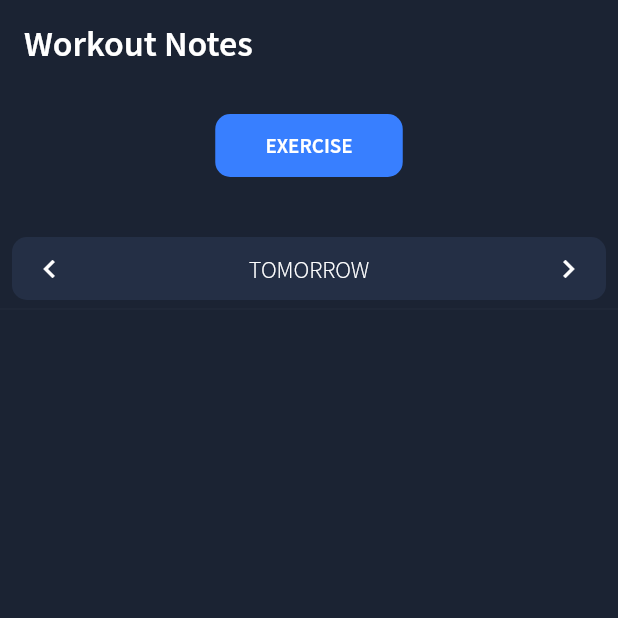
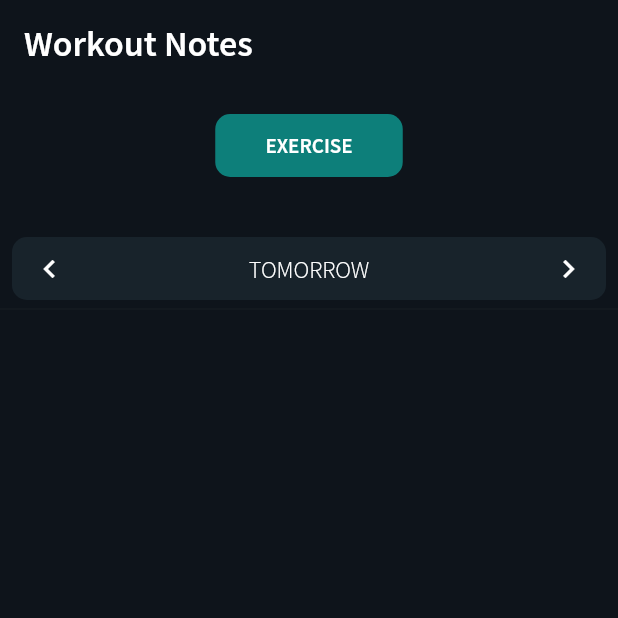
Before and after one commit to art1-si/wrk-release, a Flutter app: the screen it shows once a user with an empty profile is signed in, after a tap on the "keyboard arrow right" icon, on a phone screen of 412 x 824 dp, the top half of it. Run offline on Flutter 3.47's test engine with Material 2 defaults, Android fonts, the light colour scheme and no system bars; our stand-ins replace cloud_firestore, firebase_auth, firebase_core, flutter_riverpod, freezed_annotation, grouped_list and 1 more; missing offline and left inert: email_password_sign_in_ui; accounts and stored records are empty.

Commit message:
backdrop-with-new-theme

```diff
--- a/lib/screens/exercises_selector/type_selector_page.dart
+++ b/lib/screens/exercises_selector/type_selector_page.dart
@@ -17,7 +17,6 @@ class TypeSelectorPage extends StatelessWidget {
           style: Theme.of(context).textTheme.headline4,
         ),
       ),
-      body: ExerciseTileWidget(),
     );
   }
 }
--- a/lib/screens/exercises_selector/widget/animated_tile.dart
+++ b/lib/screens/exercises_selector/widget/animated_tile.dart
@@ -57,9 +57,6 @@ class _AnimatedTileState extends State<AnimatedTile>
     return FadeTransition(
       opacity: _offsetAnimation,
       child: Container(
-        decoration: BoxDecoration(
-          color: Theme.of(context).primaryColor,
-        ),
         child: Column(
           children: [
             ListTile(
--- /dev/null
+++ b/lib/screens/exercises_selector/widget/exercise_list_tile.dart
@@ -0,0 +1,128 @@
+import 'package:flutter/material.dart';
+import 'package:flutter_riverpod/flutter_riverpod.dart';
+import 'package:workout_notes_app/data_models/exercise.dart';
+import 'package:workout_notes_app/data_models/group_by_model.dart';
+import 'package:workout_notes_app/screens/exercises_selector/widget/animated_tile.dart';
+import 'package:workout_notes_app/screens/new_entry_page/add_exercise_to_log.dart';
+import 'package:workout_notes_app/screens/new_entry_page/services/add_exercise_log_page_view_model.dart';
+
+class ExerciseListTile extends ConsumerWidget {
+  static Widget create(BuildContext context,
+      {required List<GroupByModel<Exercise>> data}) {
+    print("exerciseListTile.create is working");
+    return ExerciseListTile(data: data);
+  }
+
+  const ExerciseListTile({Key? key, required this.data}) : super(key: key);
+  final List<GroupByModel<Exercise>> data;
+
+  @override
+  Widget build(BuildContext context, ScopedReader watch) {
+    final exercises = watch(addExerciseLogProvider);
+
+    if (exercises.selectedExercises != null) {
+      return Column(
+        children: [
+          Padding(
+            padding: const EdgeInsets.all(8.0),
+            child: Align(
+              alignment: Alignment.center,
+              child: Container(
+                decoration: BoxDecoration(
+                  borderRadius: BorderRadius.circular(10),
+                  color: Theme.of(context).dividerColor,
+                ),
+                height: 5,
+                width: 80,
+              ),
+            ),
+          ),
+          Align(
+            alignment: Alignment.centerLeft,
+            child: GestureDetector(
+              onTap: () =>
+                  context.read(addExerciseLogProvider).selectExercises(null),
+              child: SizedBox(
+                height: 70,
+                width: 50,
+                child: Center(
+                  child: Icon(
+                    Icons.arrow_back,
+                    color: Colors.white,
+                  ),
+                ),
+              ),
+            ),
+          ),
+          Expanded(
+            child: ListView.builder(
+              shrinkWrap: true,
+              physics: exercises.selectedExercises!.length > 9
+                  ? BouncingScrollPhysics()
+                  : NeverScrollableScrollPhysics(),
+              padding: EdgeInsets.only(bottom: 20.0),
+              itemCount: exercises.selectedExercises!.length,
+              itemBuilder: (context, index) {
+                return AnimatedTile(
+                  index: index,
+                  title: exercises.selectedExercises![index].exerciseName,
+                  onTap: () {
+                    context
+                        .read(addExerciseLogProvider)
+                        .setSelectedExerciseIndex(index);
+                    Navigator.push(
+                      context,
+                      MaterialPageRoute(
+                        builder: (context) => AddExerciseToLog(),
+                      ),
+                    );
+                  },
+                );
+              },
+            ),
+          ),
+        ],
+      );
+    }
+
+    return Column(
+      children: [
+        Padding(
+          padding: const EdgeInsets.all(8.0),
+          child: Align(
+            alignment: Alignment.center,
+            child: Container(
+              decoration: BoxDecoration(
+                borderRadius: BorderRadius.circular(10),
+                color: Theme.of(context).dividerColor,
+              ),
+              height: 5,
+              width: 80,
+            ),
+          ),
+        ),
+        Expanded(
+          child: ListView.builder(
+            shrinkWrap: true,
+            physics: NeverScrollableScrollPhysics(),
+            padding: EdgeInsets.symmetric(
+              vertical: 8,
+            ),
+            itemCount: data.length,
+            itemBuilder: (context, index) {
+              return AnimatedTile(
+                index: index,
+                title: data[index].title,
+                onTap: () {
+                  context
+                      .read(addExerciseLogProvider)
+                      .selectExercises(data[index].data);
+                },
+              );
+            },
+          ),
+        ),
+      ],
+    );
+  }
+}
--- a/lib/screens/exercises_selector/widget/exercise_tile_widget.dart
+++ b/lib/screens/exercises_selector/widget/exercise_tile_widget.dart
@@ -1,22 +1,33 @@
 import 'package:flutter/material.dart';
 import 'package:flutter_riverpod/flutter_riverpod.dart';
-import 'package:workout_notes_app/data_models/exercise.dart';
-import 'package:workout_notes_app/data_models/group_by_model.dart';
 import 'package:workout_notes_app/screens/exercises_selector/services/exercise_view_model.dart';
-import 'package:workout_notes_app/screens/exercises_selector/widget/animated_tile.dart';
-import 'package:workout_notes_app/screens/new_entry_page/add_exercise_to_log.dart';
+import 'package:workout_notes_app/screens/exercises_selector/widget/exercise_list_tile.dart';
+import 'package:workout_notes_app/screens/home_page/widget/back_drop_execise_selector/exercise_selector_back_drop_main.dart';
 import 'package:workout_notes_app/screens/new_entry_page/services/add_exercise_log_page_view_model.dart';
 import 'package:workout_notes_app/widgets/center_progress_indicator.dart';
 
 class ExerciseTileWidget extends ConsumerWidget {
-  const ExerciseTileWidget({Key? key}) : super(key: key);
-
+  const ExerciseTileWidget({
+    Key? key,
+    required this.onTap,
+    required this.keyToPass,
+  }) : super(key: key);
+  final VoidCallback onTap;
+  final GlobalKey keyToPass;
   @override
   Widget build(BuildContext context, ScopedReader watch) {
     print("ExerciseTileWidget build");
     final exercises = watch(exerciseStreamProvider);
     return exercises.when(
-      data: (data) => _ExerciseListTile.create(context, data: data),
+      data: (data) => ExerciseSelectorBackDrop(
+        child: ExerciseListTile(data: data),
+        key: keyToPass,
+        onTap: onTap,
+        itemCount:
+            (context.read(addExerciseLogProvider).selectedExercises != null)
+                ? context.read(addExerciseLogProvider).selectedExercises!.length
+                : data.length,
+      ),
       loading: () => CenterProgressIndicator(),
       error: (e, __) => Center(
         child: Text("SOMETHING WENT WRONG\n$e"),
@@ -24,86 +35,3 @@ class ExerciseTileWidget extends ConsumerWidget {
     );
   }
 }
-
-class _ExerciseListTile extends ConsumerWidget {
-  static Widget create(BuildContext context,
-      {required List<GroupByModel<Exercise>> data}) {
-    print("exerciseListTile.create is working");
-    return _ExerciseListTile(data: data);
-  }
-
-  const _ExerciseListTile({Key? key, required this.data}) : super(key: key);
-  final List<GroupByModel<Exercise>> data;
-
-  @override
-  Widget build(BuildContext context, ScopedReader watch) {
-    final exercises = watch(addExerciseLogProvider);
-
-    if (exercises.selectedExercises != null) {
-      return Column(
-        children: [
-          Align(
-            alignment: Alignment.centerLeft,
-            child: GestureDetector(
-              onTap: () =>
-                  context.read(addExerciseLogProvider).selectExercises(null),
-              child: SizedBox(
-                height: 70,
-                width: 50,
-                child: Center(
-                  child: Icon(
-                    Icons.arrow_back,
-                    color: Colors.white,
-                  ),
-                ),
-              ),
-            ),
-          ),
-          Expanded(
-            child: ListView.builder(
-              physics: NeverScrollableScrollPhysics(),
-              padding: EdgeInsets.zero,
-              itemCount: exercises.selectedExercises!.length,
-              itemBuilder: (context, index) {
-                return AnimatedTile(
-                  index: index,
-                  title: exercises.selectedExercises![index].exerciseName,
-                  onTap: () {
-                    context
-                        .read(addExerciseLogProvider)
-                        .setSelectedExerciseIndex(index);
-                    Navigator.push(
-                      context,
-                      MaterialPageRoute(
-                        builder: (context) => AddExerciseToLog(),
-                      ),
-                    );
-                  },
-                );
-              },
-            ),
-          ),
-        ],
-      );
-    }
-
-    return ListView.builder(
-      physics: NeverScrollableScrollPhysics(),
-      padding: EdgeInsets.symmetric(
-        vertical: 8,
-      ),
-      itemCount: data.length,
-      itemBuilder: (context, index) {
-        return AnimatedTile(
-          index: index,
-          title: data[index].title,
-          onTap: () {
-            context
-                .read(addExerciseLogProvider)
-                .selectExercises(data[index].data);
-          },
-        );
-      },
-    );
-  }
-}
--- a/lib/screens/home_page/home_page.dart
+++ b/lib/screens/home_page/home_page.dart
@@ -1,4 +1,5 @@
 import 'package:flutter/material.dart';
+import 'package:workout_notes_app/screens/exercises_selector/widget/exercise_tile_widget.dart';
 import 'package:workout_notes_app/screens/home_page/widget/back_drop_execise_selector/exercise_selector_back_drop_main.dart';
 import 'package:workout_notes_app/screens/home_page/widget/buttons.dart';
 import 'package:workout_notes_app/screens/home_page/widget/log_item_builder.dart';
@@ -31,8 +32,8 @@ class _MyHomePageState extends State<MyHomePage> {
             _dropDownAnimationKey.currentState?.handleAnimation();
           },
         ),
-        ExerciseSelectorBackDrop(
-          key: _dropDownAnimationKey,
+        ExerciseTileWidget(
+          keyToPass: _dropDownAnimationKey,
           onTap: () {
             _dropDownAnimationKey.currentState?.handleAnimation();
           },
--- a/lib/screens/home_page/widget/back_drop_execise_selector/exercise_selector_back_drop_main.dart
+++ b/lib/screens/home_page/widget/back_drop_execise_selector/exercise_selector_back_drop_main.dart
@@ -1,13 +1,16 @@
 import 'package:flutter/material.dart';
-import 'package:workout_notes_app/screens/exercises_selector/widget/exercise_tile_widget.dart';
 
 class ExerciseSelectorBackDrop extends StatefulWidget {
   const ExerciseSelectorBackDrop({
     Key? key,
     required this.onTap,
+    required this.itemCount,
+    required this.child,
   }) : super(key: key);
 
   final VoidCallback onTap;
+  final int itemCount;
+  final Widget child;
 
   @override
   State<ExerciseSelectorBackDrop> createState() =>
@@ -19,14 +22,14 @@ class ExerciseSelectorBackDropState extends State<ExerciseSelectorBackDrop>
   late final AnimationController _animationController;
 
   late Animation<Offset> _offsetAnimation = Tween<Offset>(
-    begin: const Offset(0, 1.0),
+    begin: const Offset(0, 1 / 0.75),
     end: _endOffset,
   ).animate(CurvedAnimation(
     parent: _animationController,
     curve: Curves.easeInOutCubic,
   ));
 
-  Offset get _endOffset => Offset(0, 0.22);
+  Offset get _endOffset => Offset(0, 0.22 / 0.75);
 
   late Animation<double> _fadeAnimation = Tween<double>(
     begin: 0.0,
@@ -38,8 +41,11 @@ class ExerciseSelectorBackDropState extends State<ExerciseSelectorBackDrop>
 
   @override
   void initState() {
-    _animationController =
-        AnimationController(vsync: this, duration: Duration(milliseconds: 250));
+    print("====itemCount---${widget.itemCount}======");
+    _animationController = AnimationController(
+      vsync: this,
+      duration: Duration(milliseconds: 250),
+    );
 
     super.initState();
   }
@@ -55,13 +61,15 @@ class ExerciseSelectorBackDropState extends State<ExerciseSelectorBackDrop>
   }
 
   void _handleDragDownUpdate(DragUpdateDetails details, double crossAxle) {
+    print("hande drag up");
     _animationController.value -= details.primaryDelta! / crossAxle;
   }
 
   void _handleDragDownEnd(DragEndDetails details) {
-    if (_animationController.value > 0.5) {
+    print("end");
+    if (_animationController.value < 0.2) {
       _animationController..forward();
-    } else {
+    } else if (_animationController.value < 1) {
       _animationController.reverse();
     }
   }
@@ -71,7 +79,6 @@ class ExerciseSelectorBackDropState extends State<ExerciseSelectorBackDrop>
       _animationController.reverse();
     } else {
       _animationController.forward();
-      ;
     }
   }
 
@@ -80,12 +87,12 @@ class ExerciseSelectorBackDropState extends State<ExerciseSelectorBackDrop>
   Widget build(BuildContext context) {
     print("backdrop builder");
     print(_animationController.value);
-    return AnimatedBuilder(
+    return Stack(
+      children: [
+        AnimatedBuilder(
             animation: _fadeAnimation,
             builder: (context, child) {
-          return Stack(
-            children: [
-              (_fadeAnimation.value > 0.1)
+              return (_fadeAnimation.value > 0.01)
                   ? GestureDetector(
                       onTap: widget.onTap,
                       child: FadeTransition(
@@ -97,28 +104,29 @@ class ExerciseSelectorBackDropState extends State<ExerciseSelectorBackDrop>
                         ),
                       ),
                     )
-                  : Container(),
+                  : Container();
+            }),
         LayoutBuilder(
           builder: (_, constraints) {
             return GestureDetector(
-                    onVerticalDragStart: (details) =>
-                        _handleDragDownStart(details),
+              onVerticalDragStart: (details) => _handleDragDownStart(details),
               onVerticalDragUpdate: (details) =>
                   _handleDragDownUpdate(details, constraints.maxHeight),
               onVerticalDragEnd: (details) => _handleDragDownEnd(details),
               child: SlideTransition(
                 position: _offsetAnimation,
                 child: Container(
+                  height: constraints.maxHeight * 0.78,
                   decoration: BoxDecoration(
                     color: Theme.of(context).primaryColor,
                     borderRadius: BorderRadius.only(
-                            topLeft: Radius.circular(20),
-                            topRight: Radius.circular(20),
+                      topLeft: Radius.circular(10),
+                      topRight: Radius.circular(10),
                     ),
                   ),
                   child: Scaffold(
                     backgroundColor: Colors.transparent,
-                          body: ExerciseTileWidget(),
+                    body: widget.child,
                   ),
                 ),
               ),
@@ -127,6 +135,5 @@ class ExerciseSelectorBackDropState extends State<ExerciseSelectorBackDrop>
         ),
       ],
     );
-        });
   }
 }
--- a/lib/screens/home_page/widget/buttons.dart
+++ b/lib/screens/home_page/widget/buttons.dart
@@ -17,7 +17,7 @@ class ElevatedHomePageButton extends StatelessWidget {
           height: 42,
           width: 125,
           decoration: BoxDecoration(
-            color: Theme.of(context).colorScheme.secondary,
+            color: Theme.of(context).colorScheme.secondary.withOpacity(0.5),
             borderRadius: BorderRadius.circular(10),
           ),
           child: Center(
--- a/lib/theme/themes.dart
+++ b/lib/theme/themes.dart
@@ -7,13 +7,13 @@ class ThemesData {
     dialogBackgroundColor: Color(0xff19212A),
     fontFamily: "SourceSansPro",
     brightness: Brightness.light,
-    backgroundColor: Color(0xff1B2333),
-    primaryColor: Color(0xff242F45),
+    backgroundColor: Color(0xff0E141B),
+    primaryColor: Color(0xff18232B),
     primaryColorDark: Color(0xff1E274C),
     primaryColorLight: Color(0xff303234),
     dividerColor: Colors.white.withOpacity(0.04),
     cardColor: Color(0xff343A40),
-    accentColor: Color(0xff387FFF),
+    accentColor: Color(0xff0DE9D9),
     canvasColor: Color(0xff272B30),
     textTheme: TextTheme(
         headline1: TextStyle(
```
Lines whose indentation alone changed are shown as unchanged.
